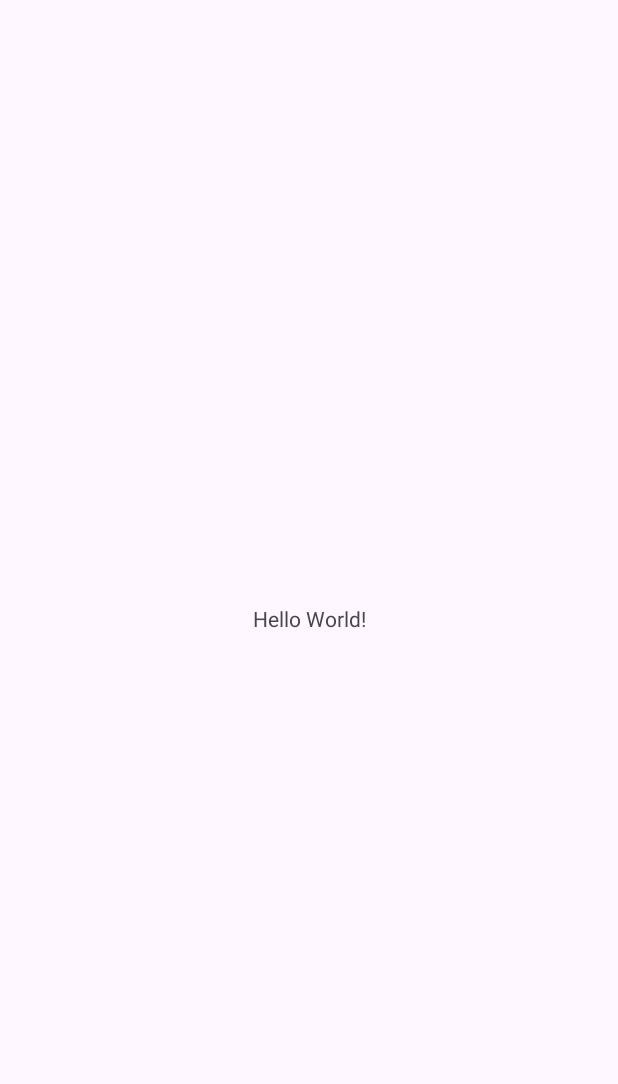
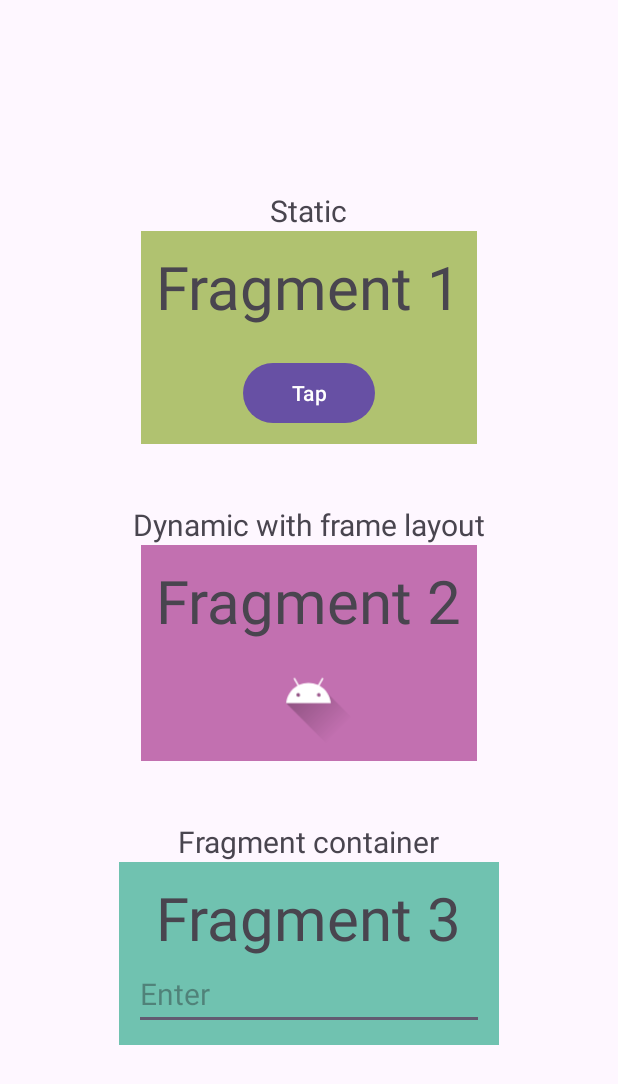
Before and after one commit to Krezerenko/MobileDev-sem-4, an Android app: the screen it shows after launch (MainActivity), on a phone screen of 412 x 824 dp. Before the commit the part shown is almost empty. Shown: the top 1084 px of the screen. Run offline under Robolectric (Android 15) with nearby library versions, the phone set to English and light mode, and no system bars.

Commit message:
Заполнил фрагменты и добавил их в MainActivity тремя способами

```diff
--- a/Projects/Pract4_2/app/src/main/java/com/example/pract4_2/MainActivity.java
+++ b/Projects/Pract4_2/app/src/main/java/com/example/pract4_2/MainActivity.java
@@ -23,5 +23,9 @@ public class MainActivity extends AppCompatActivity
             v.setPadding(systemBars.left, systemBars.top, systemBars.right, systemBars.bottom);
             return insets;
         });
+
+        getSupportFragmentManager().beginTransaction()
+                .add(R.id.frame_main_fragment2, Fragment2.class, null)
+                .commit();
     }
 }
--- a/Projects/Pract4_2/app/src/main/res/layout/activity_main.xml
+++ b/Projects/Pract4_2/app/src/main/res/layout/activity_main.xml
@@ -1,19 +1,49 @@
 <?xml version="1.0" encoding="utf-8"?>
-<androidx.constraintlayout.widget.ConstraintLayout xmlns:android="http://schemas.android.com/apk/res/android"
+<LinearLayout xmlns:android="http://schemas.android.com/apk/res/android"
         xmlns:tools="http://schemas.android.com/tools"
         xmlns:app="http://schemas.android.com/apk/res-auto"
         android:id="@+id/main"
         android:layout_width="match_parent"
         android:layout_height="match_parent"
+        android:orientation="vertical"
+        android:gravity="center"
         tools:context=".MainActivity">
 
     <TextView
             android:layout_width="wrap_content"
             android:layout_height="wrap_content"
-            android:text="Hello World!"
-            app:layout_constraintBottom_toBottomOf="parent"
-            app:layout_constraintStart_toStartOf="parent"
-            app:layout_constraintEnd_toEndOf="parent"
-            app:layout_constraintTop_toTopOf="parent" />
+            android:textSize="20sp"
+            android:text="Static" />
 
-</androidx.constraintlayout.widget.ConstraintLayout>
+    <fragment
+            android:id="@+id/fragment_main_fragment1"
+            android:name="com.example.pract4_2.Fragment1"
+            android:layout_width="wrap_content"
+            android:layout_height="wrap_content"/>
+
+    <TextView
+            android:layout_width="wrap_content"
+            android:layout_height="wrap_content"
+            android:layout_marginTop="40dp"
+            android:textSize="20dp"
+            android:text="Dynamic with frame layout" />
+
+    <FrameLayout
+            android:id="@+id/frame_main_fragment2"
+            android:layout_width="wrap_content"
+            android:layout_height="wrap_content" />
+
+    <TextView
+            android:layout_width="wrap_content"
+            android:layout_height="wrap_content"
+            android:layout_marginTop="40dp"
+            android:textSize="20dp"
+            android:text="Fragment container" />
+
+    <androidx.fragment.app.FragmentContainerView
+            android:id="@+id/fragmentContainer_main_fragment3"
+            android:name="com.example.pract4_2.Fragment3"
+            android:layout_width="wrap_content"
+            android:layout_height="wrap_content" />
+
+</LinearLayout>
--- a/Projects/Pract4_2/app/src/main/res/layout/fragment_1.xml
+++ b/Projects/Pract4_2/app/src/main/res/layout/fragment_1.xml
@@ -1,14 +1,25 @@
 <?xml version="1.0" encoding="utf-8"?>
-<FrameLayout xmlns:android="http://schemas.android.com/apk/res/android"
+<LinearLayout xmlns:android="http://schemas.android.com/apk/res/android"
         xmlns:tools="http://schemas.android.com/tools"
-        android:layout_width="match_parent"
-        android:layout_height="match_parent"
+        android:id="@+id/layout_fragment1"
+        android:layout_width="wrap_content"
+        android:layout_height="wrap_content"
+        android:orientation="vertical"
+        android:gravity="center"
+        android:padding="10dp"
+        android:background="#B0C270"
         tools:context=".Fragment1">
 
-    <!-- TODO: Update blank fragment layout -->
     <TextView
-            android:layout_width="match_parent"
-            android:layout_height="match_parent"
-            android:text="@string/hello_blank_fragment" />
+            android:layout_width="wrap_content"
+            android:layout_height="wrap_content"
+            android:textSize="40sp"
+            android:text="Fragment 1" />
 
-</FrameLayout>
+    <Button
+            android:layout_width="wrap_content"
+            android:layout_height="wrap_content"
+            android:layout_marginTop="20dp"
+            android:text="Tap" />
+
+</LinearLayout>
--- a/Projects/Pract4_2/app/src/main/res/layout/fragment_2.xml
+++ b/Projects/Pract4_2/app/src/main/res/layout/fragment_2.xml
@@ -1,14 +1,24 @@
 <?xml version="1.0" encoding="utf-8"?>
-<FrameLayout xmlns:android="http://schemas.android.com/apk/res/android"
+<LinearLayout xmlns:android="http://schemas.android.com/apk/res/android"
         xmlns:tools="http://schemas.android.com/tools"
-        android:layout_width="match_parent"
-        android:layout_height="match_parent"
+        android:id="@+id/layout_fragment2"
+        android:layout_width="wrap_content"
+        android:layout_height="wrap_content"
+        android:orientation="vertical"
+        android:gravity="center"
+        android:padding="10dp"
+        android:background="#C270B0"
         tools:context=".Fragment2">
 
-    <!-- TODO: Update blank fragment layout -->
     <TextView
-            android:layout_width="match_parent"
-            android:layout_height="match_parent"
-            android:text="@string/hello_blank_fragment" />
+            android:layout_width="wrap_content"
+            android:layout_height="wrap_content"
+            android:textSize="40sp"
+            android:text="Fragment 2" />
 
-</FrameLayout>
+    <ImageView
+            android:layout_width="70dp"
+            android:layout_height="70dp"
+            android:src="@drawable/ic_launcher_foreground"/>
+
+</LinearLayout>
--- a/Projects/Pract4_2/app/src/main/res/layout/fragment_3.xml
+++ b/Projects/Pract4_2/app/src/main/res/layout/fragment_3.xml
@@ -1,14 +1,26 @@
 <?xml version="1.0" encoding="utf-8"?>
-<FrameLayout xmlns:android="http://schemas.android.com/apk/res/android"
+<LinearLayout xmlns:android="http://schemas.android.com/apk/res/android"
         xmlns:tools="http://schemas.android.com/tools"
-        android:layout_width="match_parent"
-        android:layout_height="match_parent"
+        android:id="@+id/layout_fragment3"
+        android:layout_width="wrap_content"
+        android:layout_height="wrap_content"
+        android:orientation="vertical"
+        android:gravity="center"
+        android:padding="10dp"
+        android:background="#70C2B0"
         tools:context=".Fragment3">
 
-    <!-- TODO: Update blank fragment layout -->
     <TextView
-            android:layout_width="match_parent"
-            android:layout_height="match_parent"
-            android:text="@string/hello_blank_fragment" />
+            android:layout_width="wrap_content"
+            android:layout_height="wrap_content"
+            android:textSize="40sp"
+            android:text="Fragment 3" />
 
-</FrameLayout>
+    <EditText
+            android:layout_width="wrap_content"
+            android:layout_height="wrap_content"
+            android:textSize="20sp"
+            android:ems="10"
+            android:hint="Enter"/>
+
+</LinearLayout>
```
Also changed, not shown: Projects/Pract4_2/app/src/main/java/com/example/pract4_2/Fragment1.java (+0 -51 lines), Projects/Pract4_2/app/src/main/java/com/example/pract4_2/Fragment2.java (+0 -50 lines), Projects/Pract4_2/app/src/main/java/com/example/pract4_2/Fragment3.java (+0 -50 lines).
